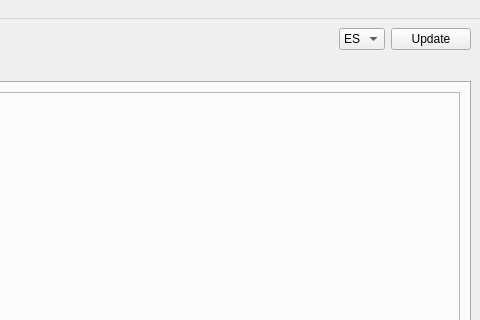
Above: learnbot_dsl/guis/Learnblock.ui from robocomp/LearnBlock before the change; both pictures show x 475 to 955 and y 0 to 320 of the 955 by 790 pixel window. Below: the same form after it.
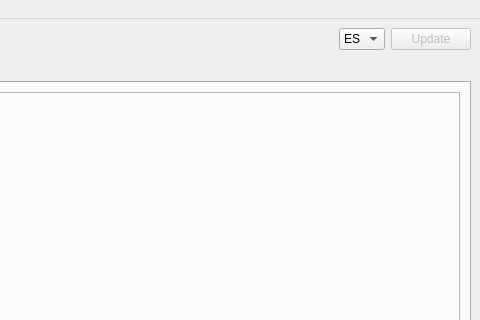
That is the form after the change.

Patch:
```diff
--- a/learnbot_dsl/guis/Learnblock.ui
+++ b/learnbot_dsl/guis/Learnblock.ui
@@ -118,6 +118,9 @@
       </item>
       <item>
        <widget class="QPushButton" name="updatepushButton">
+        <property name="enabled">
+         <bool>false</bool>
+        </property>
         <property name="text">
          <string>Update</string>
         </property>
```
Left out of the diff: 18 changed lines with no effect on the pictures.
